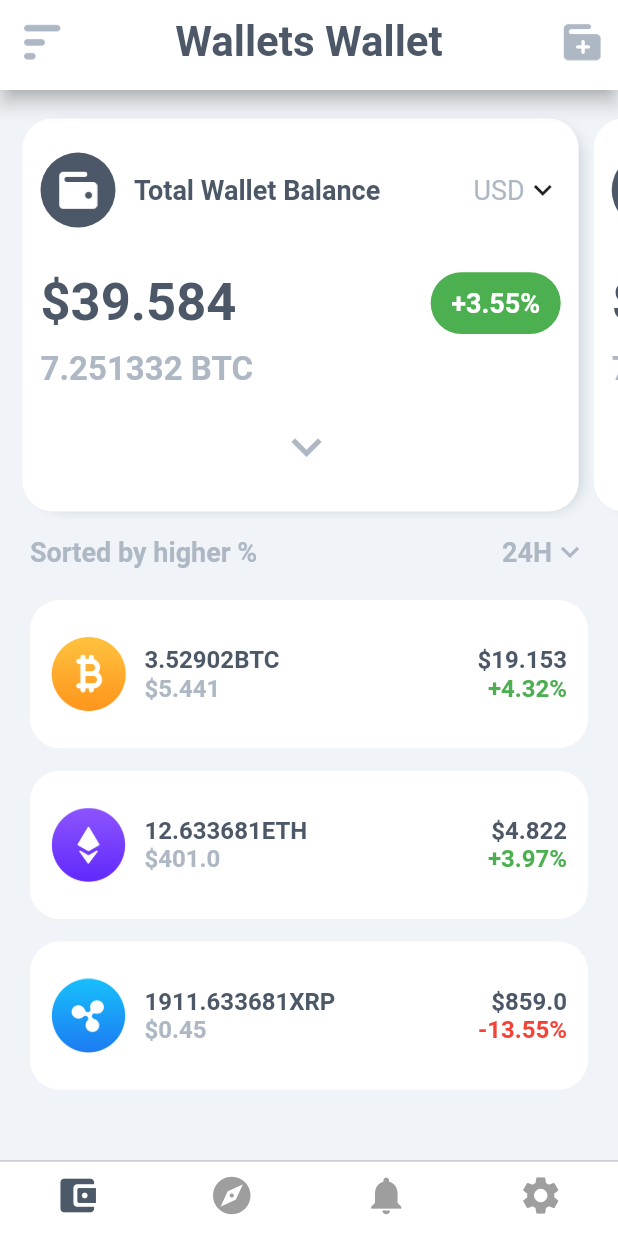
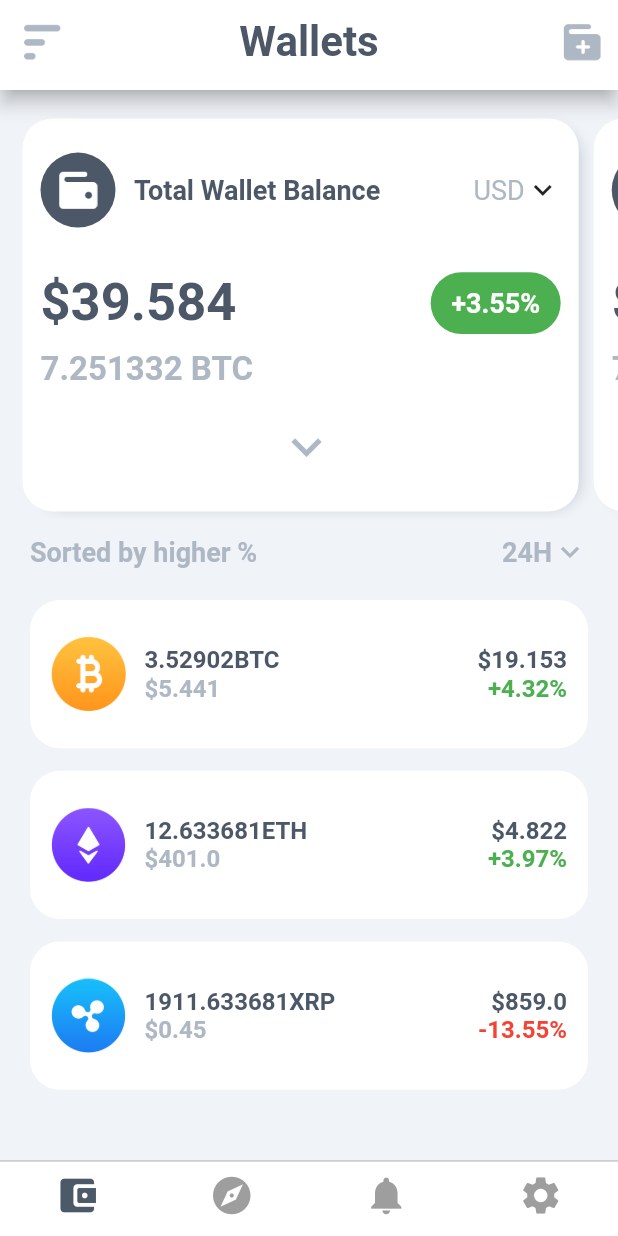
Before and after one commit to iamsaikatrahman/crypto_wallet, a Flutter app: the screen it shows after launch, on a phone screen of 412 x 824 dp. Run offline on Flutter 3.47's test engine with Material 2 defaults, Android fonts, the phone set to English and light mode, and no system bars; our stand-ins replace fl_chart.

Commit message:
update appbar

```diff
--- a/lib/Widgets/custom_app_bar.dart
+++ b/lib/Widgets/custom_app_bar.dart
@@ -15,7 +15,7 @@ class CustomAppBar extends StatelessWidget {
       elevation: 5,
       backgroundColor: Colors.white,
       title: Text(
-        title!+" Wallet",
+       isWalletsDetails!? title!+" Wallet" : title!,
         style: TextStyle(
           fontSize: 28,
           fontWeight: FontWeight.bold,
```
